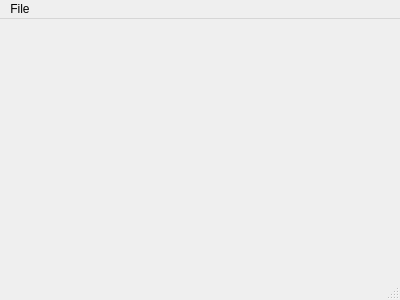
slstein14/Snake, file mainwindow.ui: the form before one commit.
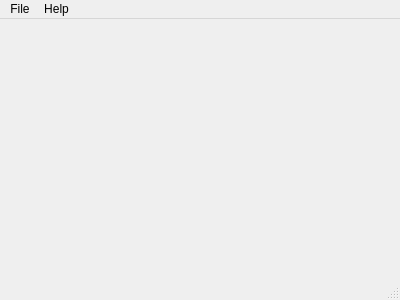
The form after the commit.

Commit message: Added Contact and Controls Menus

```diff
--- a/mainwindow.ui
+++ b/mainwindow.ui
@@ -40,7 +40,15 @@
     <addaction name="actionContact_Us"/>
     <addaction name="actionQuit"/>
    </widget>
+   <widget class="QMenu" name="menuHelp">
+    <property name="title">
+     <string>Help</string>
+    </property>
+    <addaction name="actionControls"/>
+    <addaction name="actionContact_Us"/>
+   </widget>
    <addaction name="menuFile"/>
+   <addaction name="menuHelp"/>
   </widget>
   <widget class="QStatusBar" name="statusBar"/>
   <action name="actionHigh_Score">
```
Left out of the diff: 11 changed lines with no effect on the pictures. The commit also changes 9 other files.
